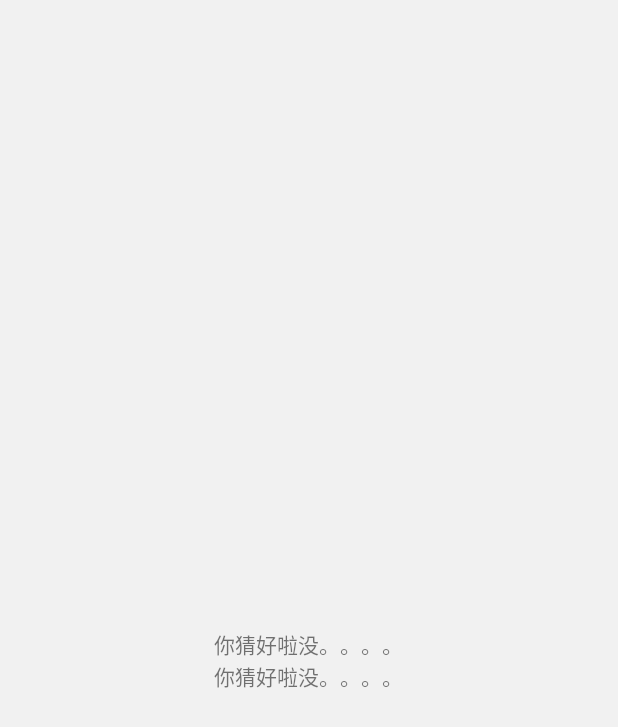
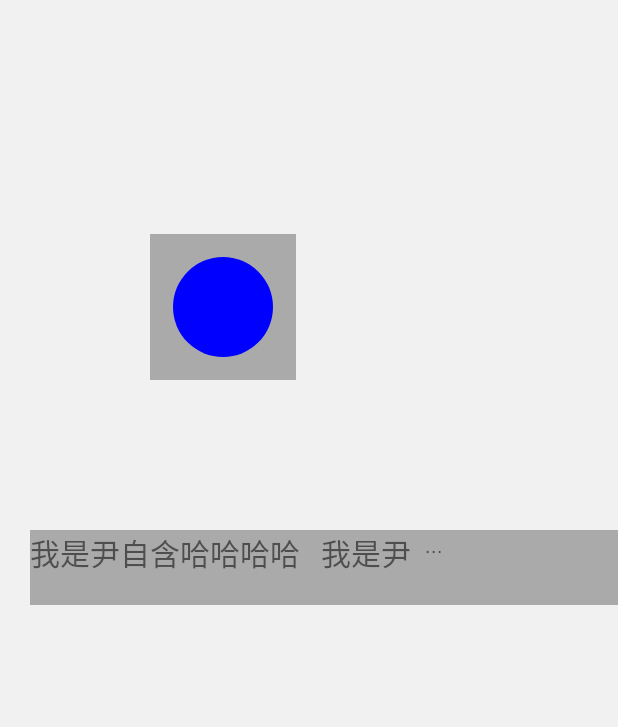
Before and after one commit to YZHhan/HanMaxMin, an Android app: the screen it shows after launch (Main4Activity), on a phone screen of 412 x 824 dp. Shown: the top 727 px of the screen. Run offline under Robolectric (Android 15) with nearby library versions, the phone set to English and light mode, and no system bars; our stand-ins replace EventBus.

Commit message:
View  自定义View 。

```diff
--- a/base/src/main/java/com/han/hanmaxmin/activity/Main4Activity.java
+++ b/base/src/main/java/com/han/hanmaxmin/activity/Main4Activity.java
@@ -1,7 +1,10 @@
 package com.han.hanmaxmin.activity;
 
+import android.graphics.drawable.GradientDrawable;
 import android.os.Bundle;
+import android.support.v7.widget.LinearLayoutCompat;
 import android.view.View;
+import android.widget.LinearLayout;
 import android.widget.TextView;
 
 import com.han.hanmaxmin.R;
@@ -9,16 +12,23 @@ import com.han.hanmaxmin.common.listener.HanNoDoubleClickListener;
 import com.han.hanmaxmin.common.log.L;
 import com.han.hanmaxmin.common.utils.HanHelper;
 import com.han.hanmaxmin.hantext.httptext.AppActivity;
+import com.han.hanmaxmin.hantext.view.LineTag;
 import com.han.hanmaxmin.mvp.HanABActivity;
+
+import org.w3c.dom.Text;
+
+import java.util.ArrayList;
+import java.util.List;
 
 public class Main4Activity extends HanABActivity {
 
     private TextView textView;
     private TextView textView1;
+    private LineTag lineTag;
 
     @Override
     public int layoutId() {
-        return R.layout.activity_main4;
+        return R.layout.activity_main4view;
     }
 
     @Override
@@ -28,23 +38,48 @@ public class Main4Activity extends HanABActivity {
 
     @Override
     public void initData(Bundle savedInstanceState) {
-        textView = (TextView) findViewById(R.id.textText);
-        textView1 = (TextView) findViewById(R.id.textText1);
-        textView.setOnClickListener(new HanNoDoubleClickListener() {
-            @Override
-            protected void onNoDoubleClick(View v) {
-                L.i("onClick","223456765412345678-------------");
-                intent2Activity(AppActivity.class);
-            }
-        });
+        lineTag = (LineTag) findViewById(R.id.line_tag);
+//        textView = (TextView) findViewById(R.id.textText);
+//        textView1 = (TextView) findViewById(R.id.textText1);
+//        textView.setOnClickListener(new HanNoDoubleClickListener() {
+//            @Override
+//            protected void onNoDoubleClick(View v) {
+//                L.i("onClick","223456765412345678-------------");
+//                intent2Activity(AppActivity.class);
+//            }
+//        });
+//
+//        textView1.setOnClickListener(new View.OnClickListener() {
+//            @Override
+//            public void onClick(View v) {
+//                L.i("onClick","你好你我诶见ISF四很烦ID合法is覅的说法 -------------");
+//
+//            }
+//        });
 
-        textView1.setOnClickListener(new View.OnClickListener() {
-            @Override
-            public void onClick(View v) {
-                L.i("onClick","你好你我诶见ISF四很烦ID合法is覅的说法 -------------");
-
-            }
-        });
+        initTextView(lineTag);
     }
 
+
+    private void initTextView(LineTag lineTag) {
+        List list = new ArrayList();
+        list.add("我是尹自含哈哈哈哈   ");
+        list.add("我是尹  ");
+        list.add("尹自含  ");
+        list.add("我自含");
+        LinearLayoutCompat linearLayout = new LinearLayoutCompat(this);
+        for (int i = 0; i<list.size();i++){
+            TextView textView=new TextView(this);
+            textView.setTextSize(20);
+
+             String o = (String) list.get(i);
+            textView.setText(o);
+            linearLayout.addView(textView);
+
+        }
+        lineTag.addView(linearLayout);
+
+    }
+
+
 }
--- /dev/null
+++ b/base/src/main/java/com/han/hanmaxmin/hantext/view/CircleView.java
@@ -0,0 +1,113 @@
+package com.han.hanmaxmin.hantext.view;
+
+import android.content.Context;
+import android.graphics.Canvas;
+import android.graphics.Color;
+import android.graphics.Paint;
+import android.icu.util.Measure;
+import android.support.annotation.Nullable;
+import android.util.AttributeSet;
+import android.view.View;
+
+import com.han.hanmaxmin.common.log.L;
+
+/**
+ * Created by ptxy on 2018/2/28.
+ * 自定义View    。。。
+ * ViewRoot 对应于ViewRootImpl类，它是连接WindowManager和DecorView的纽带。View的三大流程（绘制。测量和布局）
+ * 均是通过ViewRoot来完成。
+ * <p>
+ * <p>
+ * 1.继承View
+ * 当我们需要实现的效果是一个不规则效果的时候，这是就需要继承View了，需要重写onDraw方法，
+ * 在改方法里实现各种不同的图形和效果。用这种方法，需要自己的处理，Wrape_content 和padding。
+ * 2.继承ViewGroup
+ * 当系统提供的LinearLayout、FrameLayout等布局控件无法满足我们的这个需求时，这是我们就需要
+ * 这种方式来实现自己想要的布局效果了。重写onLayout方法对子View进行布局，以及测量本身和子View
+ * 宽高，还需要处理本身的padding和子View的margin。
+ * 3.继承已有的View
+ * 对已有的View进行扩展和修改时，比如需要一个圆角的ImageVIew，那么这时可以继承ImageView进行
+ * 修改了，这种方式一般不需要自己去处理wrape_content、padding、
+ * 4.继承已有的布局
+ * 也叫自定义组合View，改方式比较简单，我们需要将一组View组合在一起，
+ */
+
+public class CircleView extends View {
+
+    private Paint mPaint;
+    private float mRadius = 50;//园的半径
+
+
+    public CircleView(Context context) {
+        this(context, null);
+    }
+
+    public CircleView(Context context, @Nullable AttributeSet attrs) {
+        this(context, attrs, 0);
+    }
+
+    public CircleView(Context context, @Nullable AttributeSet attrs, int defStyleAttr) {
+        super(context, attrs, defStyleAttr);
+        init();
+    }
+
+    private void init() {
+        mPaint = new Paint();//初始化画笔
+        mPaint.setColor(Color.BLUE);//设置画笔的颜色
+    }
+
+    @Override
+    protected void onDraw(Canvas canvas) {
+        super.onDraw(canvas);
+
+        //  getWidth  和getHeight  得到的是View的最终大小。
+        int width = getWidth();
+        L.i("CircleView", "getWidth :" + width);//1080
+        int height = getHeight();
+        L.i("CircleView", "getHeight :" + height);//300
+
+        int measuredWidth = getMeasuredWidth();
+        L.i("CircleView", "getMeasuredWidth :" + measuredWidth);//1080
+        int measuredHeight = getMeasuredHeight();
+        L.i("CircleView", "getMeasuredHeight :" + measuredHeight);//300
+
+        //加上padding值，，
+        int paddingTop = getPaddingTop();
+        L.i("CircleView", "getPaddingTop :" + paddingTop);//
+        int paddingBottom = getPaddingBottom();
+        L.i("CircleView", "getPaddingBottom :" + paddingBottom);//
+        int paddingLeft = getPaddingLeft();
+        L.i("CircleView", "getPaddingLeft :" + paddingLeft);//
+        int paddingRight = getPaddingRight();
+        L.i("CircleView", "getPaddingRight :" + paddingRight);//
+
+        int circleWidth = getWidth() - paddingLeft - paddingRight;
+        int circleHeoght = getHeight() - paddingBottom - paddingTop;
+        canvas.drawCircle(circleWidth / 2 + paddingLeft, circleHeoght / 2 + paddingTop, mRadius, mPaint);
+
+
+//        canvas.drawCircle(width/2, height/2, mRadius, mPaint);
+
+    }
+
+
+    @Override
+    protected void onMeasure(int widthMeasureSpec, int heightMeasureSpec) {
+        super.onMeasure(widthMeasureSpec, heightMeasureSpec);
+
+        int widthModel = MeasureSpec.getMode(widthMeasureSpec);
+        int widthSize = MeasureSpec.getSize(widthMeasureSpec);
+        int heightModel = MeasureSpec.getMode(heightMeasureSpec);
+        int heightSize = MeasureSpec.getSize(heightMeasureSpec);
+
+        if (widthModel == MeasureSpec.AT_MOST) {
+            widthSize = (int) (mRadius * 2 + getPaddingLeft() + getPaddingRight());
+        }
+
+        if (heightModel == MeasureSpec.AT_MOST){
+            heightSize = (int) (mRadius * 2 + getPaddingBottom() + getPaddingTop());
+        }
+
+        setMeasuredDimension(widthSize, heightSize);
+    }
+}
--- /dev/null
+++ b/base/src/main/java/com/han/hanmaxmin/hantext/view/LineTag.java
@@ -0,0 +1,52 @@
+package com.han.hanmaxmin.hantext.view;
+
+import android.content.Context;
+import android.support.v7.widget.LinearLayoutCompat;
+import android.util.AttributeSet;
+import android.view.LayoutInflater;
+import android.widget.HorizontalScrollView;
+import android.widget.TextView;
+
+import com.han.hanmaxmin.R;
+import com.han.hanmaxmin.common.log.L;
+
+/**
+ * Created by ptxy on 2018/2/28.
+ */
+
+public class LineTag extends HorizontalScrollView {
+    public LineTag(Context context) {
+        super(context);
+    }
+
+    public LineTag(Context context, AttributeSet attrs) {
+        super(context, attrs);
+    }
+
+    public LineTag(Context context, AttributeSet attrs, int defStyleAttr) {
+        super(context, attrs, defStyleAttr);
+    }
+
+    @Override
+    protected void onLayout(boolean changed, int l, int t, int r, int b) {
+        super.onLayout(changed, l, t, r, b);
+        L.e("LineTag", "onLayout------------------------------" + changed);
+        if (changed) {
+            final LinearLayoutCompat linearLayout = (LinearLayoutCompat) getChildAt(0);
+            //  getChildAt(postion) ViewGroup 里面的方法 用来获取指定位置的视图，由于下边的setTopic(List<Topic> list)方法中添加的控件是
+            // 一个LinearLayoutCompat布局，所以这里获取的就是他了
+            int count = linearLayout.getChildCount();//计算一个LinearLayoutCompat布局中子控件的个数
+            TextView localTextView = (TextView) LayoutInflater.from(getContext()).inflate(R.layout.text_null, linearLayout, false);
+            localTextView.setText("...");//定义一个文本内容为"..."的TextView,作为溢出内容填充
+            int width = 0;//初始化linearLayout宽度
+            for (int i = 0; i < count; i++) {//遍历所用TextView控件，并累加计算当前linearLayout宽度
+                width += linearLayout.getChildAt(i).getWidth();
+                if (width+localTextView.getWidth() > getWidth()) {//如果当前遍历的第i个TextView时候，linearLayout宽度大于父布局宽度
+                    linearLayout.removeViews(i - 1, count - i + 1); // 将当前TextView以后的所有TextView移除
+                    linearLayout.addView(localTextView);//添加文本内容为"..."的TextView到末尾
+                    break;
+                }
+            }
+        }
+    }
+}
--- a/base/src/main/res/layout/activity_main4.xml
+++ b/base/src/main/res/layout/activity_main4.xml
@@ -22,4 +22,12 @@
         android:text="你猜好啦没。。。。"
         />
 
+    <com.han.hanmaxmin.hantext.view.CircleView
+        android:layout_width="wrap_content"
+        android:layout_height="wrap_content"
+        android:layout_margin="15dp"
+        android:padding="15dp"
+        android:background="@color/darker_gray"
+        />
+
 </LinearLayout>
--- /dev/null
+++ b/base/src/main/res/layout/activity_main4view.xml
@@ -0,0 +1,25 @@
+<?xml version="1.0" encoding="utf-8"?>
+<LinearLayout
+    xmlns:android="http://schemas.android.com/apk/res/android"
+    android:layout_width="match_parent"
+    android:layout_height="match_parent"
+    android:orientation="vertical"
+    >
+    <com.han.hanmaxmin.hantext.view.CircleView
+        android:layout_width="wrap_content"
+        android:layout_height="wrap_content"
+        android:layout_margin="100dp"
+        android:padding="15dp"
+        android:background="@color/darker_gray"
+        />
+
+
+    <com.han.hanmaxmin.hantext.view.LineTag
+        android:id="@+id/line_tag"
+        android:layout_width= "match_parent"
+        android:layout_height="50dp"
+        android:layout_marginLeft="20dp"
+        android:background="@color/darker_gray">
+
+    </com.han.hanmaxmin.hantext.view.LineTag>
+</LinearLayout>
--- /dev/null
+++ b/base/src/main/res/layout/text_null.xml
@@ -0,0 +1,7 @@
+<?xml version="1.0" encoding="utf-8"?>
+<TextView
+    xmlns:android="http://schemas.android.com/apk/res/android"
+    android:layout_width="match_parent"
+    android:layout_height="match_parent">
+
+</TextView>
```
